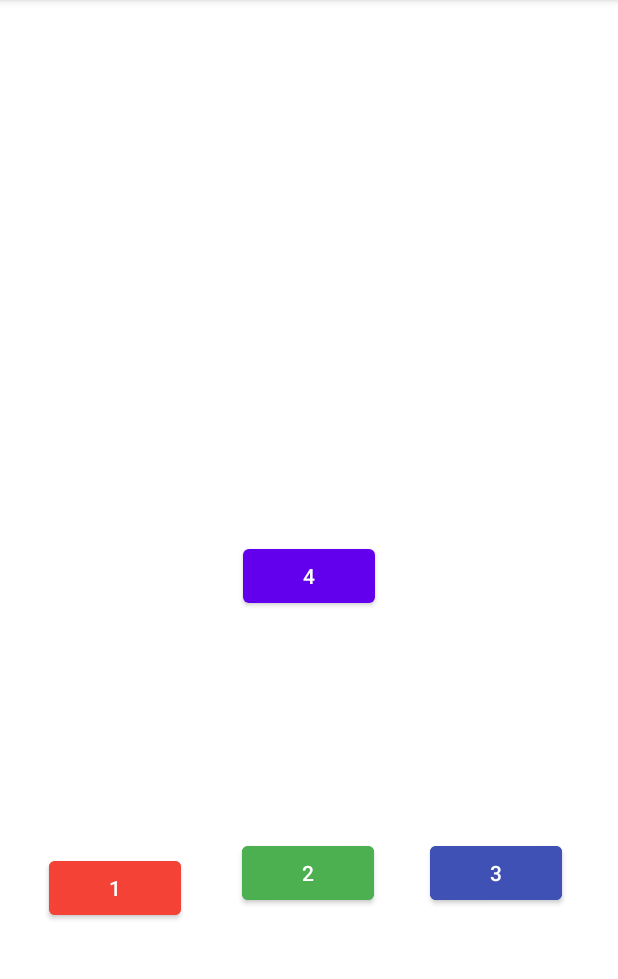
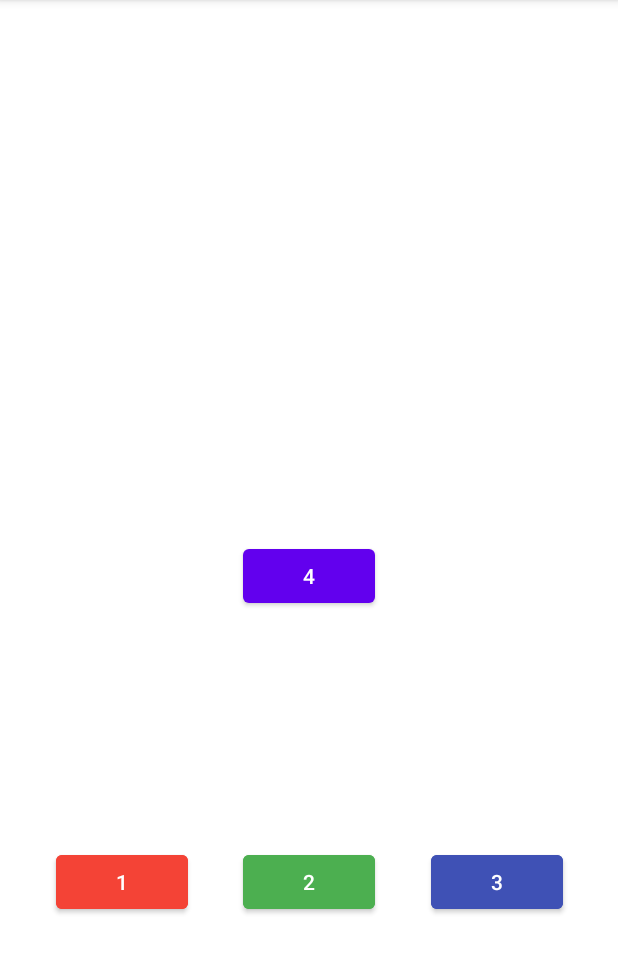
Before and after one commit to rensia1/AndroidCourse, an Android app: the screen it shows after launch (MainActivity), on a phone screen of 412 x 824 dp, the part 84-1063 px from its top. Run offline under Robolectric (Android 15) with nearby library versions, the phone set to English and light mode, and no system bars.

```diff
--- a/Day7_1ex/app/src/main/res/layout/activity_main.xml
+++ b/Day7_1ex/app/src/main/res/layout/activity_main.xml
@@ -24,22 +24,19 @@
         android:text="2"
         app:layout_constraintBottom_toBottomOf="parent"
         app:layout_constraintEnd_toEndOf="parent"
-        app:layout_constraintHorizontal_bias="0.498"
         app:layout_constraintStart_toStartOf="parent"
-        app:layout_constraintTop_toBottomOf="@+id/btnFour"
-        app:layout_constraintVertical_bias="0.481" />
+        app:layout_constraintTop_toBottomOf="@+id/btnFour" />
 
     <Button
         android:id="@+id/btnOne"
         android:layout_width="wrap_content"
         android:layout_height="wrap_content"
-        android:layout_marginBottom="152dp"
         android:backgroundTint="#F44336"
         android:text="1"
         app:layout_constraintBottom_toBottomOf="parent"
         app:layout_constraintEnd_toStartOf="@+id/btnTwo"
-        app:layout_constraintHorizontal_bias="0.445"
-        app:layout_constraintStart_toStartOf="parent" />
+        app:layout_constraintStart_toStartOf="parent"
+        app:layout_constraintTop_toBottomOf="@+id/btnFour" />
 
     <Button
         android:id="@+id/btnThree"
@@ -50,6 +47,5 @@
         app:layout_constraintBottom_toBottomOf="parent"
         app:layout_constraintEnd_toEndOf="parent"
         app:layout_constraintStart_toEndOf="@+id/btnTwo"
-        app:layout_constraintTop_toBottomOf="@+id/btnFour"
-        app:layout_constraintVertical_bias="0.481" />
+        app:layout_constraintTop_toBottomOf="@+id/btnFour" />
 </androidx.constraintlayout.widget.ConstraintLayout>
```
Also changed, not shown: Day7_1ex/app/src/main/java/lv/rensia/day7_1ex/MainActivity.kt (+47 -17 lines).
